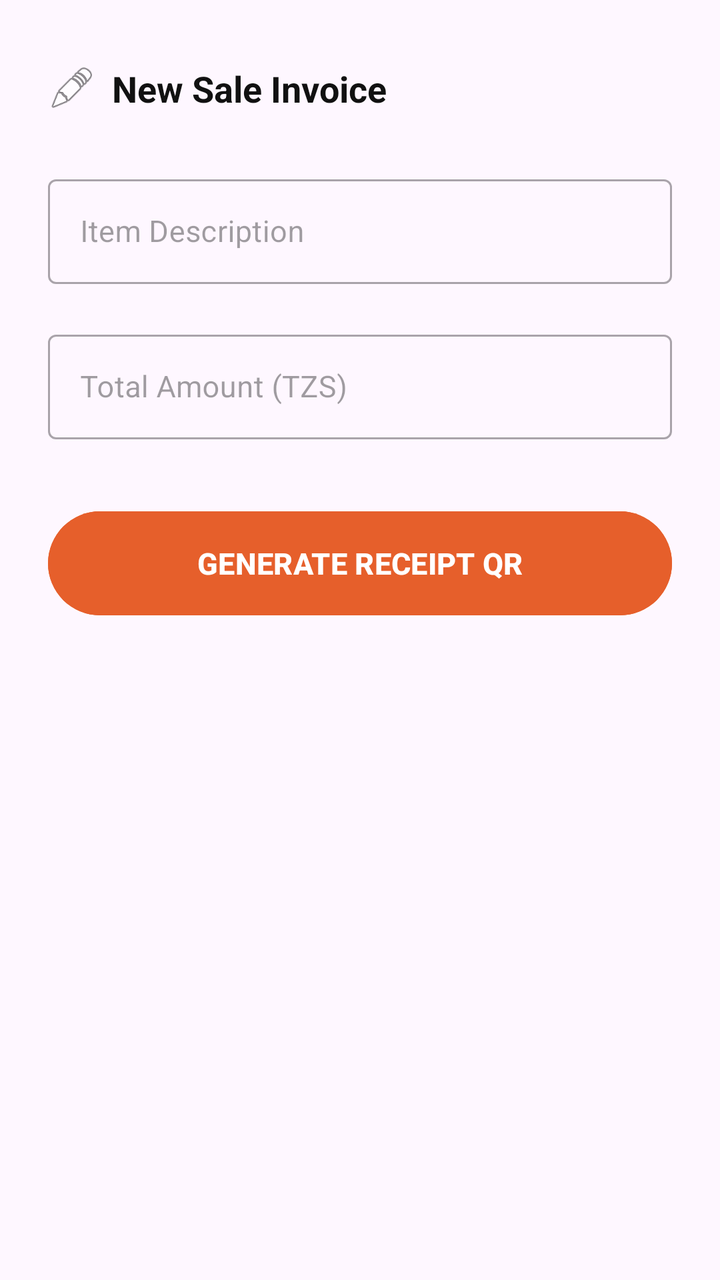
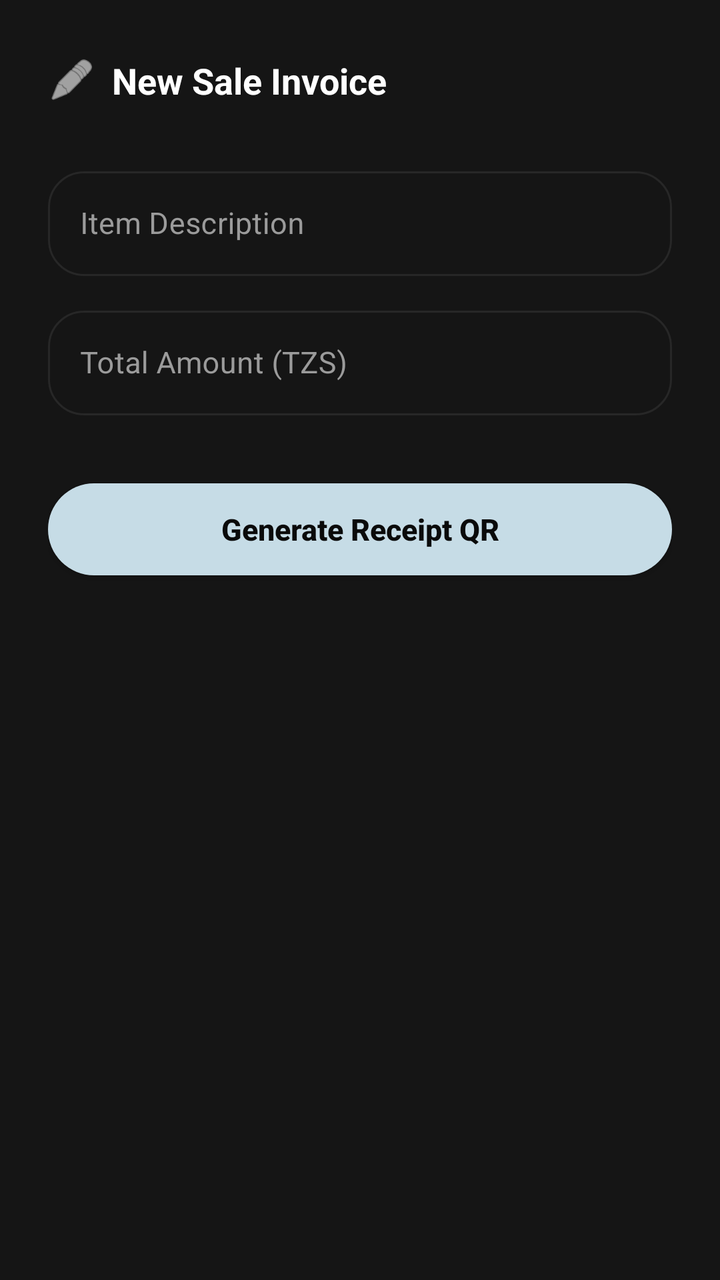

The first picture is an Android layout as it rendered before a commit; the second is the same layout after the commit. The layout source and the unified diff follow.
<!-- AndroidManifest.xml: application theme Theme.JIJIPOS -->
<!-- res/layout/fragment_content.xml -->
<?xml version="1.0" encoding="utf-8"?>
<ScrollView xmlns:android="http://schemas.android.com/apk/res/android"
    xmlns:app="http://android.com"
    android:layout_width="match_parent"
    android:layout_height="match_parent"
    android:fillViewport="true"
    android:background="@android:color/transparent">

    <LinearLayout
        android:layout_width="match_parent"
        android:layout_height="wrap_content"
        android:orientation="vertical"
        android:paddingHorizontal="24dp"
        android:paddingVertical="32dp">

        
        <LinearLayout
            android:layout_width="match_parent"
            android:layout_height="wrap_content"
            android:orientation="horizontal"
            android:gravity="center_vertical"
            android:layout_marginBottom="28dp">

            <ImageView
                android:layout_width="24dp"
                android:layout_height="24dp"
                android:src="@android:drawable/ic_menu_edit"
                app:tint="#111111" />

            <TextView
                android:id="@+id/textFragmentTitle"
                android:layout_width="wrap_content"
                android:layout_height="wrap_content"
                android:text="New Sale Invoice"
                android:textColor="#111111"
                android:textSize="18sp"
                android:textStyle="bold"
                android:layout_marginStart="8dp" />
        </LinearLayout>

        
        <com.google.android.material.textfield.TextInputLayout
            android:layout_width="match_parent"
            android:layout_height="wrap_content"
            android:layout_marginBottom="20dp"
            android:hint="Item Description"
            android:textColorHint="#66111111"
            app:hintTextColor="#111111"
            app:boxStrokeColor="#111111"
            app:boxStrokeWidth="1.5dp"
            app:boxCornerRadiusTopStart="14dp"
            app:boxCornerRadiusTopEnd="14dp"
            app:boxCornerRadiusBottomStart="14dp"
            app:boxCornerRadiusBottomEnd="14dp"
            style="@style/Widget.MaterialComponents.TextInputLayout.OutlinedBox">

            <com.google.android.material.textfield.TextInputEditText
                android:id="@+id/inputItemName"
                android:layout_width="match_parent"
                android:layout_height="wrap_content"
                android:inputType="text"
                android:textColor="#111111"
                android:textSize="15sp"
                android:paddingVertical="16dp" />
        </com.google.android.material.textfield.TextInputLayout>

        
        <com.google.android.material.textfield.TextInputLayout
            android:layout_width="match_parent"
            android:layout_height="wrap_content"
            android:layout_marginBottom="32dp"
            android:hint="Total Amount (TZS)"
            android:textColorHint="#66111111"
            app:hintTextColor="#111111"
            app:boxStrokeColor="#111111"
            app:boxStrokeWidth="1.5dp"
            app:boxCornerRadiusTopStart="14dp"
            app:boxCornerRadiusTopEnd="14dp"
            app:boxCornerRadiusBottomStart="14dp"
            app:boxCornerRadiusBottomEnd="14dp"
            style="@style/Widget.MaterialComponents.TextInputLayout.OutlinedBox">

            <com.google.android.material.textfield.TextInputEditText
                android:id="@+id/inputItemPrice"
                android:layout_width="match_parent"
                android:layout_height="wrap_content"
                android:inputType="numberDecimal"
                android:textColor="#111111"
                android:textSize="15sp"
                android:paddingVertical="16dp" />
        </com.google.android.material.textfield.TextInputLayout>

        
        <Button
            android:id="@+id/buttonGenerateInvoice"
            android:layout_width="match_parent"
            android:layout_height="60dp"
            android:backgroundTint="#E65F2B"
            android:text="GENERATE RECEIPT QR"
            android:textColor="@color/white"
            android:textSize="15sp"
            android:textStyle="bold"
            app:cornerRadius="30dp"
            android:layout_marginBottom="28dp" />

        
        <com.google.android.material.card.MaterialCardView
            android:id="@+id/cardQrDisplayHolder"
            android:layout_width="200dp"
            android:layout_height="200dp"
            android:layout_gravity="center_horizontal"
            app:cardCornerRadius="16dp"
            app:cardElevation="2dp"
            app:strokeWidth="1dp"
            app:strokeColor="#10000000"
            android:backgroundTint="@color/white"
            android:visibility="gone">

            <ImageView
                android:id="@+id/imageQrOutputPlaceholder"
                android:layout_width="match_parent"
                android:layout_height="match_parent"
                android:padding="12dp"
                android:scaleType="fitCenter" />
        </com.google.android.material.card.MaterialCardView>

    </LinearLayout>
</ScrollView>
<!-- resources referenced by this layout -->
<resources>
  <color name="white">#FFFFFFFF</color>
  <style name="Theme.JIJIPOS" parent="Base.Theme.JIJIPOS" />
  <style name="Base.Theme.JIJIPOS" parent="Theme.Material3.DayNight.NoActionBar">
          
          
      </style>
</resources>

<!-- the commit's change to res/layout/fragment_content.xml (unified diff, before → after) -->
@@ -1,17 +1,17 @@
 <?xml version="1.0" encoding="utf-8"?>
 <ScrollView xmlns:android="http://schemas.android.com/apk/res/android"
-    xmlns:app="http://android.com"
+    xmlns:app="http://schemas.android.com/apk/res-auto"
     android:layout_width="match_parent"
     android:layout_height="match_parent"
     android:fillViewport="true"
-    android:background="@android:color/transparent">
+    android:background="@color/fv_surface">
 
     <LinearLayout
         android:layout_width="match_parent"
         android:layout_height="wrap_content"
         android:orientation="vertical"
-        android:paddingHorizontal="24dp"
-        android:paddingVertical="32dp">
+        android:paddingHorizontal="@dimen/fv_screen_padding"
+        android:paddingVertical="@dimen/fv_gap_lg">
 
         
         <LinearLayout
@@ -19,101 +19,76 @@
             android:layout_height="wrap_content"
             android:orientation="horizontal"
             android:gravity="center_vertical"
-            android:layout_marginBottom="28dp">
+            android:layout_marginBottom="@dimen/fv_gap_lg">
 
             <ImageView
                 android:layout_width="24dp"
                 android:layout_height="24dp"
                 android:src="@android:drawable/ic_menu_edit"
-                app:tint="#111111" />
+                app:tint="@color/fv_ink" />
 
             <TextView
                 android:id="@+id/textFragmentTitle"
                 android:layout_width="wrap_content"
                 android:layout_height="wrap_content"
                 android:text="New Sale Invoice"
-                android:textColor="#111111"
+                android:textColor="@color/fv_ink"
                 android:textSize="18sp"
                 android:textStyle="bold"
                 android:layout_marginStart="8dp" />
         </LinearLayout>
 
-        
         <com.google.android.material.textfield.TextInputLayout
+            style="@style/Fairvest.TextInput"
             android:layout_width="match_parent"
             android:layout_height="wrap_content"
-            android:layout_marginBottom="20dp"
             android:hint="Item Description"
-            android:textColorHint="#66111111"
-            app:hintTextColor="#111111"
-            app:boxStrokeColor="#111111"
-            app:boxStrokeWidth="1.5dp"
-            app:boxCornerRadiusTopStart="14dp"
-            app:boxCornerRadiusTopEnd="14dp"
-            app:boxCornerRadiusBottomStart="14dp"
-            app:boxCornerRadiusBottomEnd="14dp"
-            style="@style/Widget.MaterialComponents.TextInputLayout.OutlinedBox">
+            android:layout_marginBottom="@dimen/fv_gap_sm">
 
             <com.google.android.material.textfield.TextInputEditText
                 android:id="@+id/inputItemName"
+                style="@style/Fairvest.EditText"
                 android:layout_width="match_parent"
                 android:layout_height="wrap_content"
                 android:inputType="text"
-                android:textColor="#111111"
-                android:textSize="15sp"
-                android:paddingVertical="16dp" />
+                android:imeOptions="actionNext"
+                android:maxLines="1" />
         </com.google.android.material.textfield.TextInputLayout>
 
-        
         <com.google.android.material.textfield.TextInputLayout
+            style="@style/Fairvest.TextInput"
             android:layout_width="match_parent"
             android:layout_height="wrap_content"
-            android:layout_marginBottom="32dp"
             android:hint="Total Amount (TZS)"
-            android:textColorHint="#66111111"
-            app:hintTextColor="#111111"
-            app:boxStrokeColor="#111111"
-            app:boxStrokeWidth="1.5dp"
-            app:boxCornerRadiusTopStart="14dp"
-            app:boxCornerRadiusTopEnd="14dp"
-            app:boxCornerRadiusBottomStart="14dp"
-            app:boxCornerRadiusBottomEnd="14dp"
-            style="@style/Widget.MaterialComponents.TextInputLayout.OutlinedBox">
+            android:layout_marginBottom="@dimen/fv_gap_lg">
 
             <com.google.android.material.textfield.TextInputEditText
                 android:id="@+id/inputItemPrice"
+                style="@style/Fairvest.EditText"
                 android:layout_width="match_parent"
                 android:layout_height="wrap_content"
                 android:inputType="numberDecimal"
-                android:textColor="#111111"
-                android:textSize="15sp"
-                android:paddingVertical="16dp" />
+                android:imeOptions="actionDone"
+                android:maxLines="1" />
         </com.google.android.material.textfield.TextInputLayout>
 
-        
-        <Button
+        <com.google.android.material.button.MaterialButton
             android:id="@+id/buttonGenerateInvoice"
+            style="@style/Fairvest.Button"
             android:layout_width="match_parent"
-            android:layout_height="60dp"
-            android:backgroundTint="#E65F2B"
-            android:text="GENERATE RECEIPT QR"
-            android:textColor="@color/white"
-            android:textSize="15sp"
-            android:textStyle="bold"
-            app:cornerRadius="30dp"
-            android:layout_marginBottom="28dp" />
+            android:layout_height="@dimen/fv_button_height"
+            android:text="Generate Receipt QR"
+            android:layout_marginBottom="@dimen/fv_gap_lg" />
 
-        
         <com.google.android.material.card.MaterialCardView
             android:id="@+id/cardQrDisplayHolder"
             android:layout_width="200dp"
             android:layout_height="200dp"
             android:layout_gravity="center_horizontal"
-            app:cardCornerRadius="16dp"
-            app:cardElevation="2dp"
-            app:strokeWidth="1dp"
-            app:strokeColor="#10000000"
-            android:backgroundTint="@color/white"
+            app:cardCornerRadius="20dp"
+            app:cardElevation="0dp"
+            app:strokeWidth="0dp"
+            android:backgroundTint="@color/fv_stroke"
             android:visibility="gone">
 
             <ImageView
<!-- resource entries referenced after the edit -->
@@ -1,7 +1,52 @@
 <!-- resources referenced by this layout -->
 <resources>
-  <color name="white">#FFFFFFFF</color>
+  <color name="fv_ink">#FFFFFF</color>
+  <color name="fv_stroke">#272727</color>
+  <color name="fv_surface">#151515</color>
+  <dimen name="fv_button_height">58dp</dimen>
+  <dimen name="fv_gap_lg">28dp</dimen>
+  <dimen name="fv_gap_sm">12dp</dimen>
+  <dimen name="fv_screen_padding">24dp</dimen>
+  <style name="Fairvest.Button" parent="Widget.MaterialComponents.Button">
+          <item name="android:textAllCaps">false</item>
+          <item name="android:textStyle">bold</item>
+          <item name="android:textSize">@dimen/fv_button_text</item>
+          <item name="android:letterSpacing">0</item>
+          <item name="android:textColor">@color/fv_on_accent</item>
+          <item name="backgroundTint">@color/fv_accent</item>
+          <item name="cornerRadius">@dimen/fv_pill_radius</item>
+          <item name="elevation">0dp</item>
+          <item name="rippleColor">#33000000</item>
+      </style>
+  <style name="Fairvest.EditText" parent="Widget.MaterialComponents.TextInputEditText.OutlinedBox">
+          <item name="android:textColor">@color/fv_ink</item>
+          <item name="android:textSize">15sp</item>
+          <item name="android:paddingTop">16dp</item>
+          <item name="android:paddingBottom">16dp</item>
+      </style>
+  <style name="Fairvest.TextInput" parent="Widget.MaterialComponents.TextInputLayout.OutlinedBox">
+          <item name="boxBackgroundColor">@color/fv_surface</item>
+          <item name="boxStrokeColor">@color/fv_input_stroke</item>
+          <item name="boxStrokeWidth">1dp</item>
+          <item name="boxStrokeWidthFocused">1.5dp</item>
+          <item name="hintTextColor">@color/fv_accent</item>
+          <item name="android:textColorHint">@color/fv_input_hint</item>
+          <item name="boxCornerRadiusTopStart">@dimen/fv_input_radius</item>
+          <item name="boxCornerRadiusTopEnd">@dimen/fv_input_radius</item>
+          <item name="boxCornerRadiusBottomStart">@dimen/fv_input_radius</item>
+          <item name="boxCornerRadiusBottomEnd">@dimen/fv_input_radius</item>
+          <item name="endIconTint">@color/fv_muted</item>
+          <item name="errorTextColor">@color/fv_orange</item>
+          <item name="boxStrokeErrorColor">@color/fv_orange</item>
+      </style>
   <style name="Theme.JIJIPOS" parent="Base.Theme.JIJIPOS" />
+  <dimen name="fv_button_text">15sp</dimen>
+  <color name="fv_on_accent">#0A0A0A</color>
+  <color name="fv_accent">#C6DCE6</color>
+  <dimen name="fv_pill_radius">30dp</dimen>
+  <dimen name="fv_input_radius">18dp</dimen>
+  <color name="fv_muted">#9B9B9B</color>
+  <color name="fv_orange">#F05A28</color>
   <style name="Base.Theme.JIJIPOS" parent="Theme.Material3.DayNight.NoActionBar">
           
           
